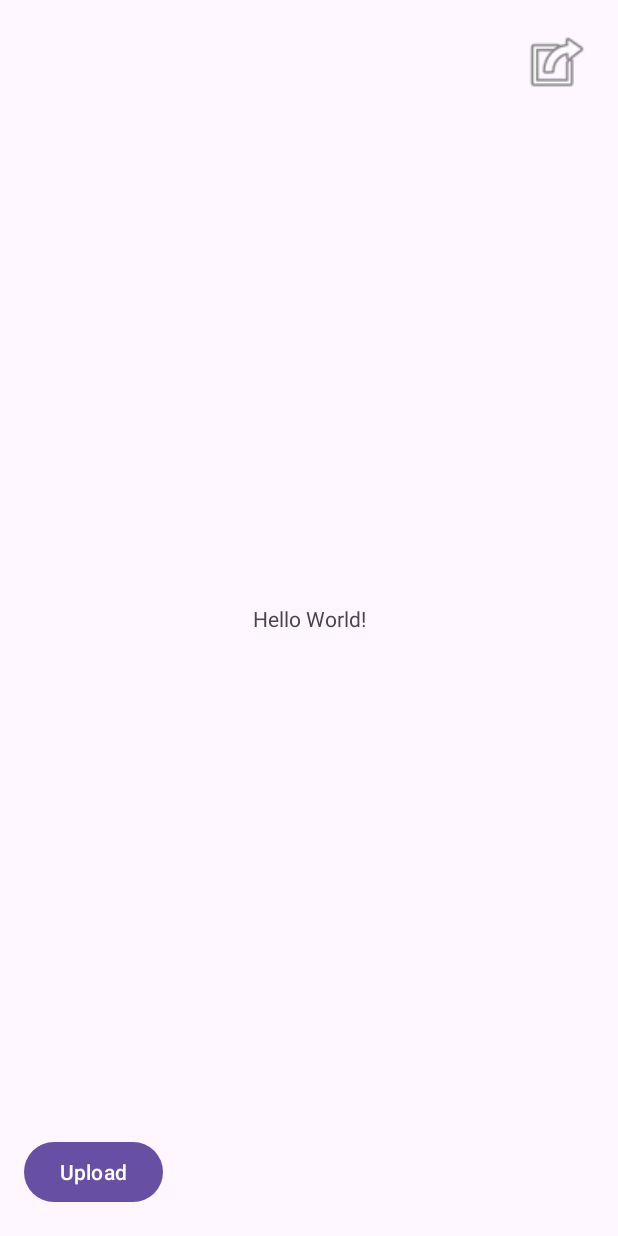
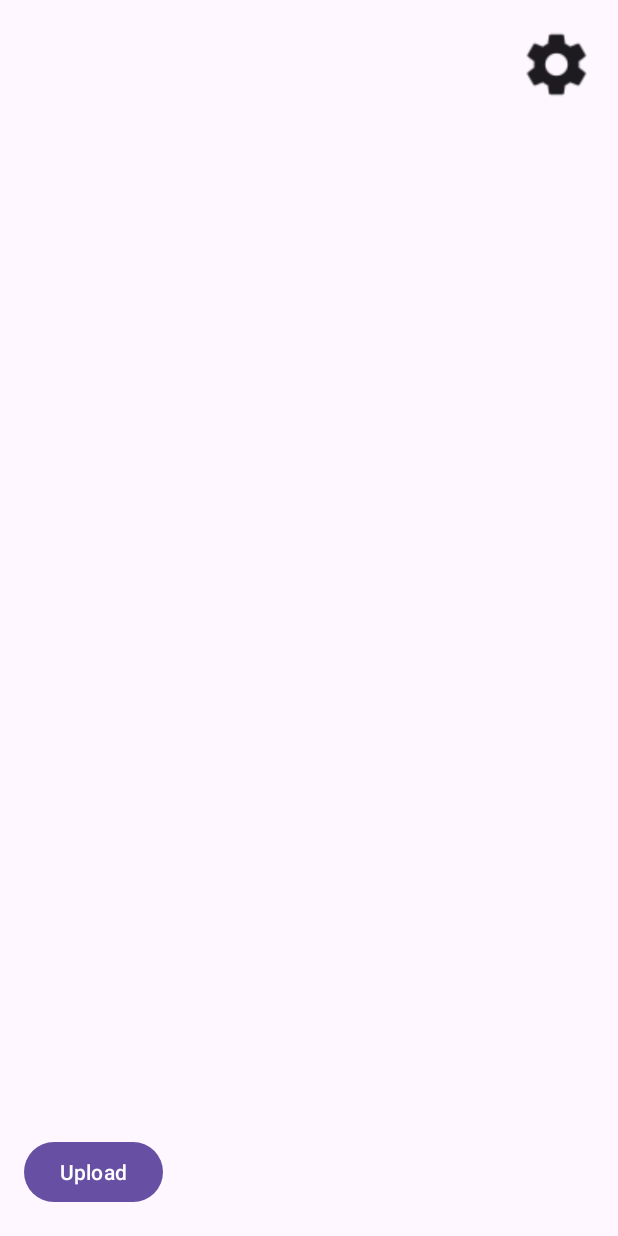
Before and after one commit to Joseleelsuper/GestorDeAlmacenamiento, an Android app: the screen it shows after launch (MainActivity), on a phone screen of 412 x 824 dp. Run offline under Robolectric (Android 15) with nearby library versions, the phone set to English and light mode, and no system bars.

Commit message:
Modificados archivos varuios

```diff
--- a/app/src/main/AndroidManifest.xml
+++ b/app/src/main/AndroidManifest.xml
@@ -1,16 +1,21 @@
 <?xml version="1.0" encoding="utf-8"?>
 <manifest xmlns:android="http://schemas.android.com/apk/res/android"
     xmlns:tools="http://schemas.android.com/tools">
+
+    <uses-permission android:name="android.permission.WRITE_EXTERNAL_STORAGE"
+        android:maxSdkVersion="32"
+        tools:ignore="ScopedStorage" />
 
     <application
         android:allowBackup="true"
         android:dataExtractionRules="@xml/data_extraction_rules"
         android:fullBackupContent="@xml/backup_rules"
-        android:icon="@mipmap/ic_launcher"
+        android:icon="@drawable/program_icon"
         android:label="@string/app_name"
         android:roundIcon="@mipmap/ic_launcher_round"
         android:supportsRtl="true"
         android:theme="@style/Theme.GestorDeAlmacenamiento"
+        android:requestLegacyExternalStorage="true"
         tools:targetApi="31">
         <activity
             android:name=".MainActivity"
--- a/app/src/main/java/com/example/gestordealmacenamiento/MainActivity.java
+++ b/app/src/main/java/com/example/gestordealmacenamiento/MainActivity.java
@@ -3,6 +3,9 @@ package com.example.gestordealmacenamiento;
 import androidx.appcompat.app.AppCompatActivity;
 
 import android.os.Bundle;
+import android.os.Environment;
+
+import java.io.File;
 
 public class MainActivity extends AppCompatActivity {
 
@@ -10,6 +13,15 @@ public class MainActivity extends AppCompatActivity {
     protected void onCreate(Bundle savedInstanceState) {
         super.onCreate(savedInstanceState);
         setContentView(R.layout.activity_main);
+
+        // Obtener el nombre de la aplicación desde los recursos de cadena
+        String appName = getString(R.string.app_name);
+
+        // Crear una carpeta en Documents con el nombre de la aplicación
+        File directory = new File(Environment.getExternalStoragePublicDirectory(Environment.DIRECTORY_DOCUMENTS), appName);
+        if (!directory.exists()) {
+            directory.mkdirs(); // Crea los directorios necesarios si no existen
+        }
     }
 
     // Método para el botón de abrir las settings
@@ -18,7 +30,7 @@ public class MainActivity extends AppCompatActivity {
         startActivity(intent);
     }
 
-    // Método para subir documentos a la nube.
+    // Método para subir documentos a la nube (en este caso, la carpeta local creada).
     // debe aprir la carpeta descargar, seleccionar el archivo y subirlo.
     public void uploadFile(android.view.View view) {
         android.content.Intent intent = new android.content.Intent(android.content.Intent.ACTION_GET_CONTENT);
--- a/app/src/main/java/com/example/gestordealmacenamiento/Requerimientos.txt
+++ b/app/src/main/java/com/example/gestordealmacenamiento/Requerimientos.txt
@@ -3,7 +3,8 @@ Obligatorio
 - Botón de ordenar por nombre, tipo, extensión y fecha de creación.
 - Debe de poder guardar cualquier tipo de archivo.
 - Papelera de reciclaje.
--
+- En vez de guardar en la nube, guardar en el dispositivo, en la carpeta `Documents/GestorDeAlmacenamiento`.
+La carpeta `GestorDeAlmacenamiento` será como la carpeta raíz de la aplicación.
 
 
 OPCIONAL
--- a/app/src/main/res/color/settings_icon_color.xml
+++ b/app/src/main/res/color/settings_icon_color.xml
@@ -1,4 +1,6 @@
 <?xml version="1.0" encoding="utf-8"?>
+<!-- Se utiliza para cambiar el color del icono, dependiendo si el usuario tiene tema claro o oscuro -->
 <selector xmlns:android="http://schemas.android.com/apk/res/android">
-
+    <item android:color="?attr/colorOnSurface" android:state_enabled="true" />
+    <item android:alpha="0.38" android:color="?attr/colorOnSurface" android:state_enabled="false" />
 </selector>
--- a/app/src/main/res/layout/activity_main.xml
+++ b/app/src/main/res/layout/activity_main.xml
@@ -6,42 +6,33 @@
     android:layout_height="match_parent"
     tools:context=".MainActivity">
 
-    <TextView
-        android:id="@+id/textView"
-        android:layout_width="wrap_content"
-        android:layout_height="wrap_content"
-        android:text="Hello World!"
-        app:layout_constraintBottom_toBottomOf="parent"
-        app:layout_constraintEnd_toEndOf="parent"
-        app:layout_constraintStart_toStartOf="parent"
-        app:layout_constraintTop_toTopOf="parent" />
-
     <!-- Botón de 3 rallas cuadrado ubicado arriba derecha que abra las settings -->
     <ImageButton
         android:id="@+id/settingsButton"
         android:layout_width="50dp"
         android:layout_height="50dp"
-        android:background="@android:drawable/ic_menu_set_as"
+        android:background="@drawable/baseline_settings_black_24dp"
+        android:backgroundTint="@color/settings_icon_color"
         android:onClick="openSettings"
         app:layout_constraintBottom_toBottomOf="parent"
         app:layout_constraintEnd_toEndOf="parent"
         app:layout_constraintHorizontal_bias="0.955"
         app:layout_constraintStart_toStartOf="parent"
         app:layout_constraintTop_toTopOf="parent"
-        app:layout_constraintVertical_bias="0.023" />
+        app:layout_constraintVertical_bias="0.023"
+        android:contentDescription="@string/configuration" />
 
     <Button
         android:id="@+id/button"
         android:layout_width="wrap_content"
         android:layout_height="wrap_content"
         android:onClick="uploadFile"
-        android:text="Upload"
+        android:text="@string/upload"
         app:layout_constraintBottom_toBottomOf="parent"
         app:layout_constraintEnd_toEndOf="parent"
         app:layout_constraintHorizontal_bias="0.05"
         app:layout_constraintStart_toStartOf="parent"
         app:layout_constraintTop_toTopOf="parent"
         app:layout_constraintVertical_bias="0.976" />
-    /
 
 </androidx.constraintlayout.widget.ConstraintLayout>
--- a/app/src/main/res/values/strings.xml
+++ b/app/src/main/res/values/strings.xml
@@ -1,4 +1,6 @@
 <resources>
     <string name="app_name">GestorDeAlmacenamiento</string>
     <string name="todo">TODO</string>
+    <string name="upload">Upload</string>
+    <string name="configuration">Configuration</string>
 </resources>
```
Also changed, not shown: app/src/main/res/drawable/baseline_settings_white_24dp.png (deleted), app/src/main/res/drawable/program_icon.jpg (added), 2 other files.
